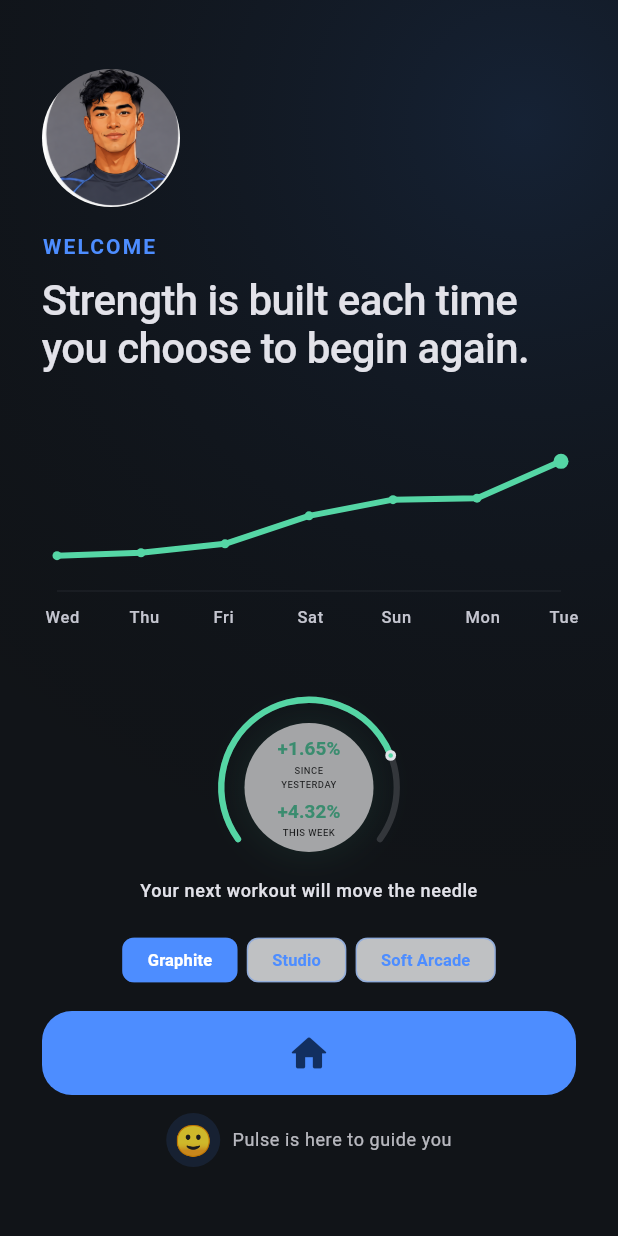
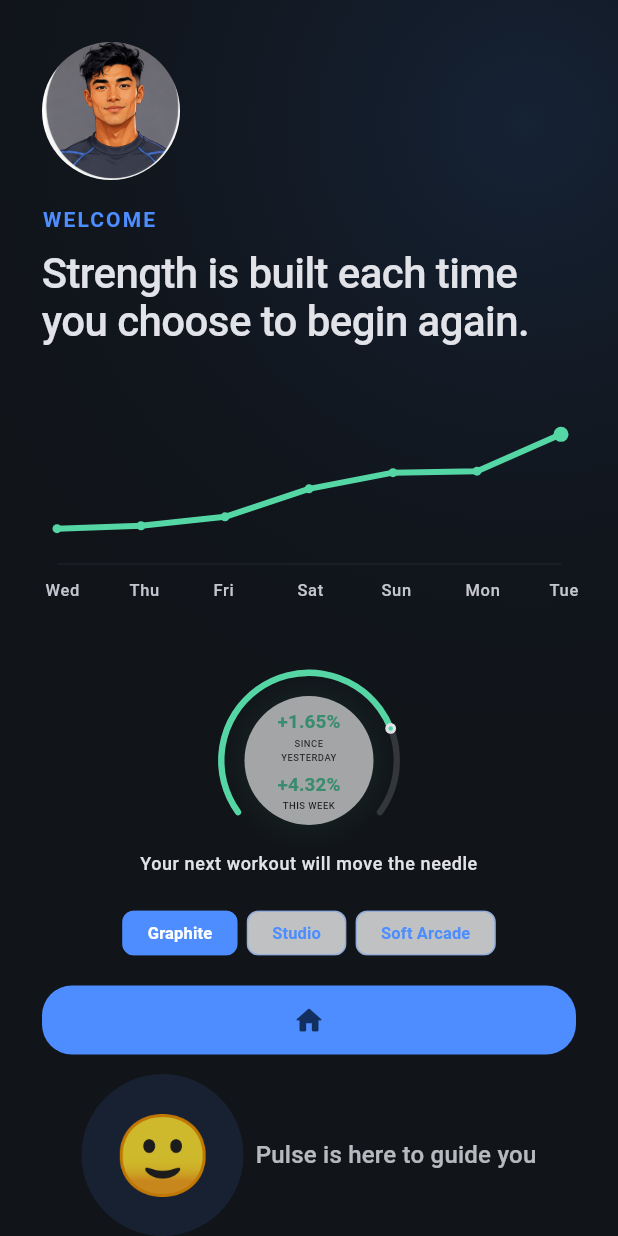
Before and after one commit to HyperspaceArchitecture/fitpulse, a Flutter app: the screen it shows after launch, on a phone screen of 412 x 824 dp. Run offline on Flutter 3.47's test engine with Material 3 defaults, Android fonts, the phone set to English and light mode, and no system bars; our stand-ins replace flutter_riverpod, go_router, image_picker, shared_preferences.

Commit message:
Emphasize Pulse and minimize home control

```diff
--- a/lib/features/dashboard/presentation/pages/startup_page.dart
+++ b/lib/features/dashboard/presentation/pages/startup_page.dart
@@ -11,6 +11,7 @@ import 'package:fitpulse/features/progress/domain/wellness_score.dart';
 import 'package:fitpulse/features/progress/presentation/widgets/simple_growth_chart.dart';
 import 'package:fitpulse/features/workout/data/workout_history_repository.dart';
 import 'package:fitpulse/shared/widgets/member_avatar.dart';
+import 'package:flutter/foundation.dart';
 import 'package:flutter/material.dart';
 import 'package:flutter_riverpod/flutter_riverpod.dart';
 import 'package:go_router/go_router.dart';
@@ -346,10 +347,10 @@ class _EnterAppButton extends StatelessWidget {
         key: const Key('startup-enter'),
         onPressed: () => context.go(AppRoutes.dashboard),
         icon: const Icon(Icons.home_rounded),
-        iconSize: 30,
+        iconSize: 22,
         style: IconButton.styleFrom(
-          minimumSize: const Size(72, 56),
-          padding: const EdgeInsets.symmetric(horizontal: 24, vertical: 12),
+          minimumSize: const Size(52, 46),
+          padding: const EdgeInsets.all(10),
           shape: RoundedRectangleBorder(
             borderRadius: BorderRadius.circular(20),
           ),
@@ -376,7 +377,7 @@ class _PulseBuddyState extends State<_PulseBuddy>
     _controller = AnimationController(
       vsync: this,
       duration: const Duration(milliseconds: 1800),
-    )..repeat(reverse: true, count: 6);
+    )..repeat(reverse: true, count: kReleaseMode ? null : 6);
   }
 
   @override
@@ -394,15 +395,15 @@ class _PulseBuddyState extends State<_PulseBuddy>
         mainAxisAlignment: MainAxisAlignment.center,
         children: [
           CircleAvatar(
-            radius: 18,
+            radius: 54,
             backgroundColor: primary.withValues(alpha: 0.14),
-            child: const Text('🙂', style: TextStyle(fontSize: 20)),
+            child: const Text('🙂', style: TextStyle(fontSize: 52)),
           ),
           const SizedBox(width: 8),
           Flexible(
             child: Text(
               'Pulse is here to guide you',
-              style: Theme.of(context).textTheme.bodySmall,
+              style: Theme.of(context).textTheme.titleMedium,
               overflow: TextOverflow.ellipsis,
             ),
           ),
```
